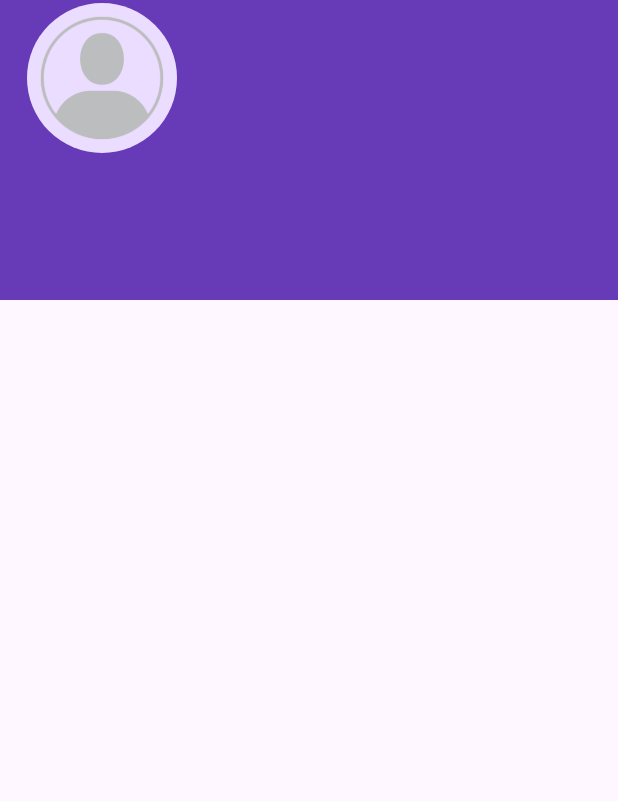
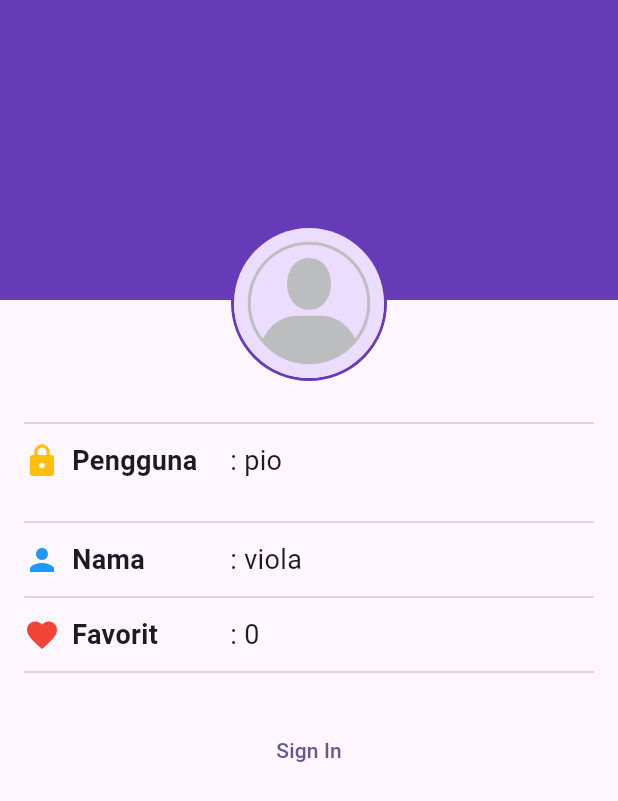
Before and after one commit to 2024-2025-Gasal-PABI-SI5B/project-wisata-candi-si5b-PiolaV, a Flutter app: the screen it shows after launch, on a phone screen of 412 x 824 dp. Shown: the top 801 px of the screen. Run offline on Flutter 3.47's test engine with Material 3 defaults, Android fonts, the phone set to English and light mode, and no system bars; our stand-ins replace cached_network_image.

Commit message:
p3Selesai

```diff
--- a/wisata_candi/lib/screens/profil_screen.dart
+++ b/wisata_candi/lib/screens/profil_screen.dart
@@ -10,9 +10,23 @@ class ProfilScreen extends StatefulWidget{
 class _ProfilScreenState extends State<ProfilScreen>{
   // todo: 1 dekrasikan variabel yang dibutuhkan
   bool isSigneIn = false;
-  String fulName = '';
-  String userName = '';
+  String fullName = 'viola';
+  String userName = 'pio';
   int favoriteCandiCount = 0;
+
+  // TODO: 5 implementasi fungsi Sign in
+  void signIn(){
+    setState(() {
+      isSigneIn = !isSigneIn;
+
+    });
+  }
+  // TODO : 6 implementasi fungsi SignOut
+  void signOut(){
+    setState(() {
+      isSigneIn = !isSigneIn;
+    });
+  }
   @override
   Widget build(BuildContext context) {
     return Scaffold(
@@ -28,7 +42,12 @@ class _ProfilScreenState extends State<ProfilScreen>{
             child: Column(
               children: [
                 // TODO : 2 bagian profil hearder (ISINYA GAMBAR POFIL)
-                Stack(
+                Align(
+                  alignment: Alignment.topCenter,
+                  child: Padding(
+                    padding: const EdgeInsets.only(top: 150),
+                    child: Stack(
+                      alignment: Alignment.bottomRight,
                       children: [
                         Container(
                           decoration: BoxDecoration(
@@ -38,16 +57,124 @@ class _ProfilScreenState extends State<ProfilScreen>{
                             ),
                             shape: BoxShape.circle
                           ),
-                      child: CircleAvatar(
+                          child: const CircleAvatar(
                             radius: 50,
                             backgroundImage: AssetImage('images/placeholder_image.png'),
                           ),
 
+                        ),
+                        if(isSigneIn)
+                          IconButton(onPressed: (){},
+                          icon: Icon(
+                            Icons.camera_alt,
+                            color: Colors.deepPurple[50]))
+
+                      ],
+                    ),
+                  ),
+                ),
+                // TODO : 3 BUAT BAGIAN PROFIL INFO (ISINYA INFO PROFIL)
+                // baris 1 profil info
+                const SizedBox(height: 20,),
+                Divider(color: Colors.deepPurple[100],),
+                const SizedBox(
+                  height: 4,
+                ),
+                Row(
+                  children: [
+                    SizedBox(
+                      width: MediaQuery.of(context).size.width/3,
+                      child: const Row(
+                        children: [
+                          Icon(Icons.lock, color: Colors.amber,),
+                          const SizedBox(width: 8,),
+                          Text(
+                            'Pengguna',
+                            style: TextStyle(fontSize: 18, fontWeight: FontWeight.bold),
+                            ),
+
+                        ],
+                      ),
+                    ),
+                    Expanded(child: Text(
+                      ': $userName',
+                    style: TextStyle(fontSize: 18),
+                    ),
                     )
                   ],
+                ),
+                // barris 2 nama
+                const SizedBox(height: 20,),
+                Divider(color: Colors.deepPurple[100],),
+                const SizedBox(
+                  height: 4,
+                ),
+                Row(
+                  children: [
+                    SizedBox(
+                      width: MediaQuery.of(context).size.width/3,
+                      child: const Row(
+                        children: [
+                          Icon(Icons.person, color: Colors.blue,),
+                          const SizedBox(width: 8,),
+                          Text(
+                            'Nama',
+                            style: TextStyle(fontSize: 18, fontWeight: FontWeight.bold),
+                            ),
+
+                        ],
+                      ),
+                    ),
+                    Expanded(child: Text(
+                      ': $fullName',
+                    style: TextStyle(fontSize: 18),
+                      )),
+                      if(isSigneIn) const Icon(Icons.edit),
+
+
+                  ],
+                ),
+                // 3 favorit
+                const SizedBox(height: 4,),
+                Divider(color: Colors.deepPurple[100],),
+                const SizedBox(
+                  height: 4,
+                ),
+                Row(
+                  children: [
+                    SizedBox(
+                      width: MediaQuery.of(context).size.width/3,
+                      child: const Row(
+                        children: [
+                          Icon(Icons.favorite, color: Colors.red,),
+                          const SizedBox(width: 8,),
+                          Text(
+                            'Favorit',
+                            style: TextStyle(fontSize: 18, fontWeight: FontWeight.bold),
+                            ),
+
+                        ],
+                      ),
+                    ),
+                    Expanded(child: Text(
+                      ': $favoriteCandiCount',
+                    style: TextStyle(fontSize: 18),
+                    ),
                     )
-                // TODO : 3 BUAT BAGIAN PROFIL INFO (ISINYA INFO PROFIL)
+                  ],
+                ),
+
+
                 // TODO : 4 buat bagian profil action (isinya tombol signin/ signput)
+                const SizedBox(height: 4,),
+                Divider(color: Colors.deepPurple[100],),
+                const SizedBox(
+                  height: 20,
+                ),
+                isSigneIn
+                ? TextButton(onPressed: signOut, child: Text('Sign Out'))
+                  : TextButton(onPressed: signIn, child: const Text('Sign In'))
+
               ],
             ),
           )
```
Lines whose indentation alone changed are shown as unchanged.
